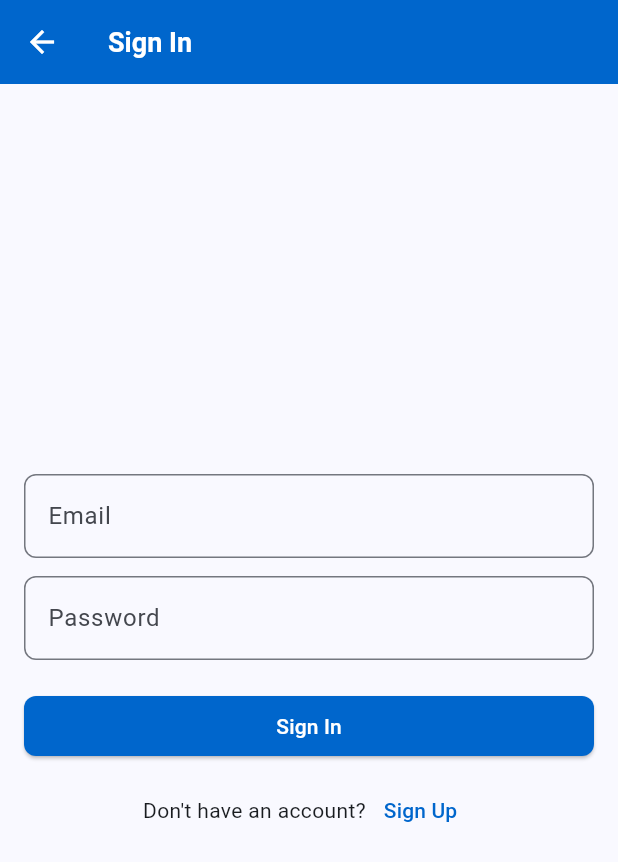
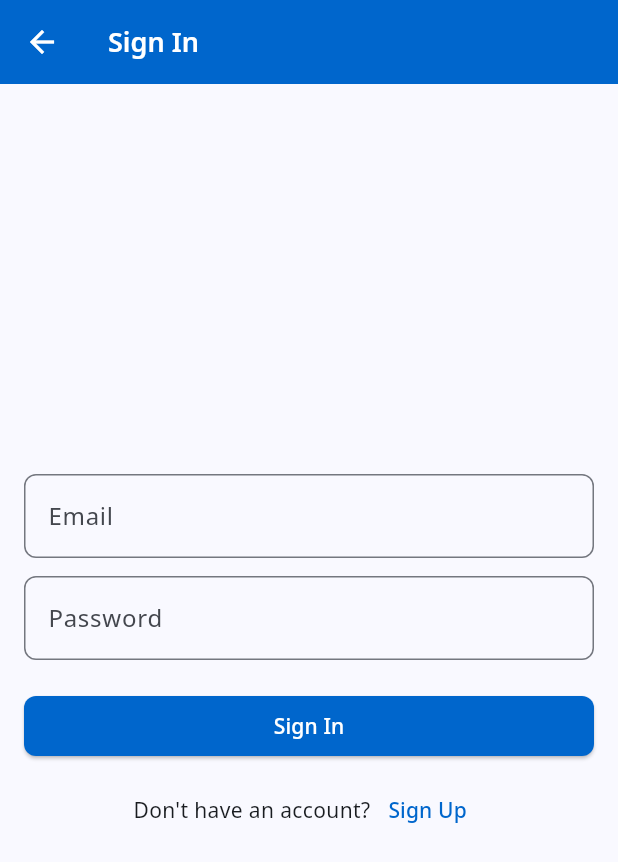
Before and after one commit to Sharkfin07/kusortir, a Flutter app: the screen it shows after launch, on a phone screen of 412 x 824 dp. Shown: the top 862 px of the screen. Run offline on Flutter 3.47's test engine with Material 3 defaults, Android fonts, the phone set to English and light mode, and no system bars; our stand-ins replace cloud_firestore, firebase_auth, firebase_core; accounts and stored records are empty.

Commit message:
style: Noto Sans font set

```diff
--- a/lib/theme/theme.dart
+++ b/lib/theme/theme.dart
@@ -25,9 +25,10 @@ class AppTheme {
   /// Returns ThemeData configured for light mode
   static ThemeData light() {
     return ThemeData(
+      fontFamily: 'NotoSans',
       colorScheme: _lightColorScheme,
       useMaterial3: true,
-      scaffoldBackgroundColor: _lightColorScheme.background,
+      scaffoldBackgroundColor: _lightColorScheme.surface,
       appBarTheme: AppBarTheme(
         backgroundColor: _lightColorScheme.primary,
         foregroundColor: _lightColorScheme.onPrimary,
@@ -50,9 +51,10 @@ class AppTheme {
   /// Returns ThemeData configured for dark mode
   static ThemeData dark() {
     return ThemeData(
+      fontFamily: 'NotoSans',
       colorScheme: _darkColorScheme,
       useMaterial3: true,
-      scaffoldBackgroundColor: _darkColorScheme.background,
+      scaffoldBackgroundColor: _darkColorScheme.surface,
       appBarTheme: AppBarTheme(
         backgroundColor: _darkColorScheme.surface,
         foregroundColor: _darkColorScheme.onSurface,
@@ -77,15 +79,15 @@ class AppTheme {
       displayLarge: TextStyle(
         fontSize: 32,
         fontWeight: FontWeight.bold,
-        color: colors.onBackground,
+        color: colors.onSurface,
       ),
       titleLarge: TextStyle(
         fontSize: 18,
         fontWeight: FontWeight.w600,
-        color: colors.onBackground,
+        color: colors.onSurface,
       ),
-      bodyLarge: TextStyle(fontSize: 16, color: colors.onBackground),
-      bodyMedium: TextStyle(fontSize: 14, color: colors.onBackground),
+      bodyLarge: TextStyle(fontSize: 16, color: colors.onSurface),
+      bodyMedium: TextStyle(fontSize: 14, color: colors.onSurface),
     );
   }
 }
--- a/pubspec.yaml
+++ b/pubspec.yaml
@@ -20,3 +20,7 @@ dev_dependencies:
 
 flutter:
   uses-material-design: true
+  fonts:
+    - family: NotoSans
+      fonts:
+        - asset: assets/fonts/NotoSans-variable.ttf
```
Also changed, not shown: 1 other file.
